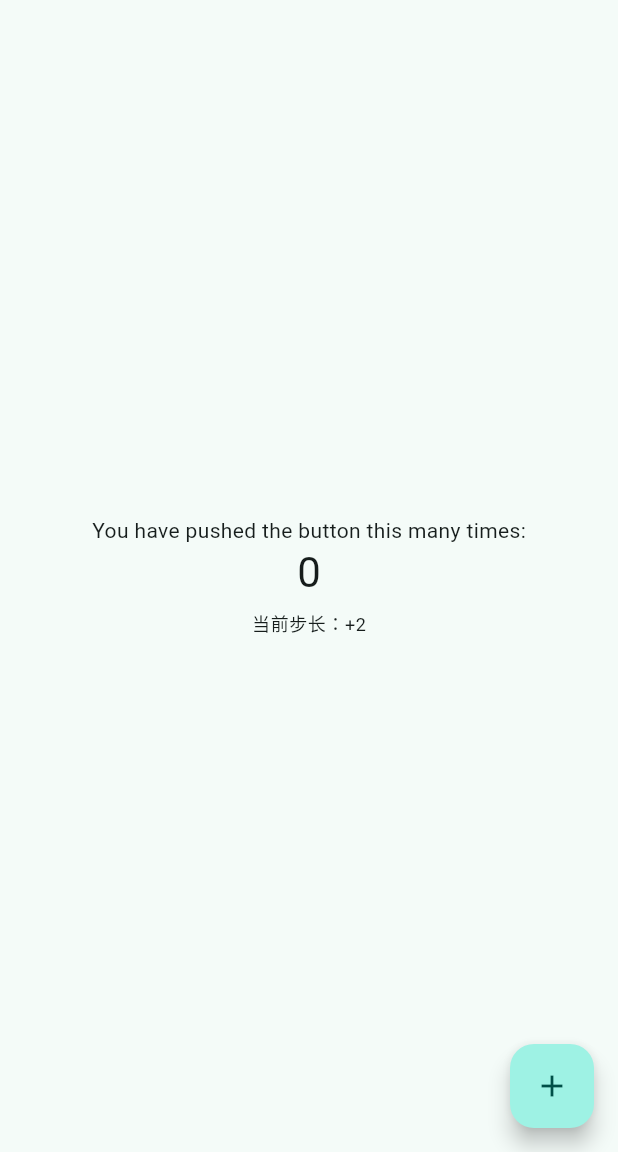
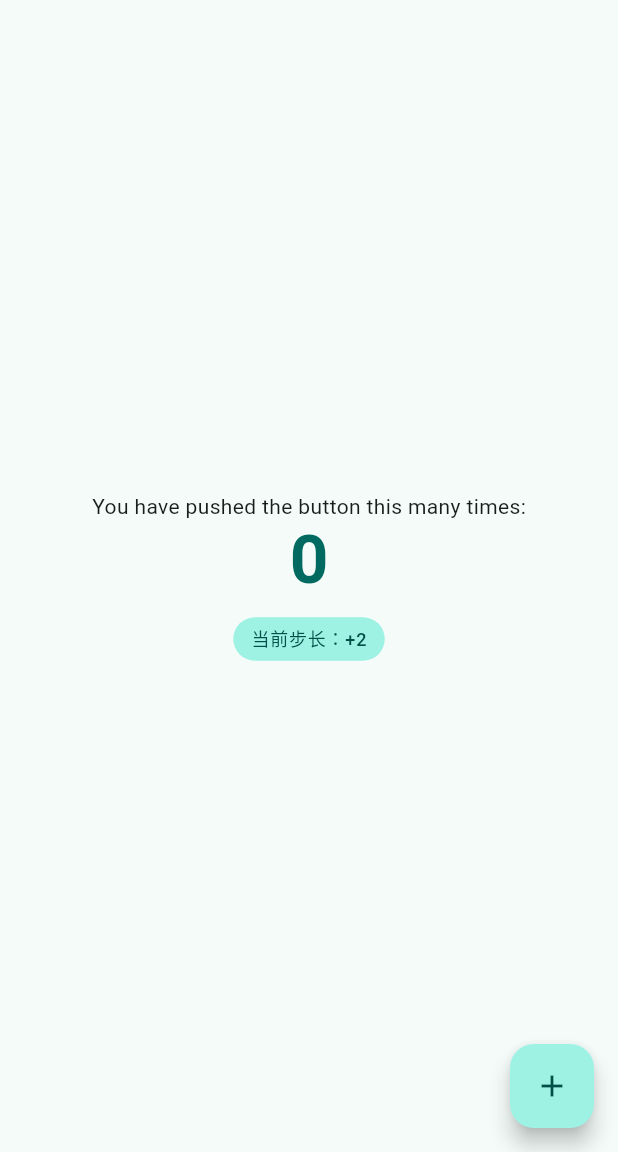
Before and after one commit to Arthur106578/m1, a Flutter app: the screen it shows after launch, on a phone screen of 412 x 824 dp, the part 84-1236 px from its top. Run offline on Flutter 3.47's test engine with Material 3 defaults, Android fonts, the phone set to English and light mode, and no system bars.

Commit message:
feat: theme.of usage & r/R lifecycle record

```diff
--- a/counter_deep/lib/main.dart
+++ b/counter_deep/lib/main.dart
@@ -68,6 +68,13 @@ class _MyHomePageState extends State<MyHomePage> {
   void deactivate() {
     debugPrint('[lifecycle] deactivate：State 暂时从树中移除');
     super.deactivate();
+  }
+
+  @override
+  void reassemble() {
+    // 热重载（r）时框架会对现有 Element 树调用 reassemble，State 不重建。
+    super.reassemble();
+    debugPrint('[lifecycle] reassemble：热重载 r 触发，State 保留，_counter=$_counter');
   }
 
   @override
@@ -143,12 +150,24 @@ class _MyHomePageState extends State<MyHomePage> {
             const Text('You have pushed the button this many times:'),
             Text(
               '$_counter',
-              style: Theme.of(context).textTheme.headlineMedium,
+              style: Theme.of(context).textTheme.displayMedium?.copyWith(
+                color: Theme.of(context).colorScheme.primary,
+                fontWeight: FontWeight.bold,
+              ),
             ),
-            const SizedBox(height: 8),
-            Text(
-              '当前步长：+$_step',
-              style: Theme.of(context).textTheme.bodySmall,
+            const SizedBox(height: 12),
+            Container(
+              padding: const EdgeInsets.symmetric(horizontal: 12, vertical: 6),
+              decoration: BoxDecoration(
+                color: Theme.of(context).colorScheme.primaryContainer,
+                borderRadius: BorderRadius.circular(16),
+              ),
+              child: Text(
+                '当前步长：+$_step',
+                style: Theme.of(context).textTheme.labelMedium?.copyWith(
+                  color: Theme.of(context).colorScheme.onPrimaryContainer,
+                ),
+              ),
             ),
           ],
         ),
```
Also changed, not shown: 2 other files.
